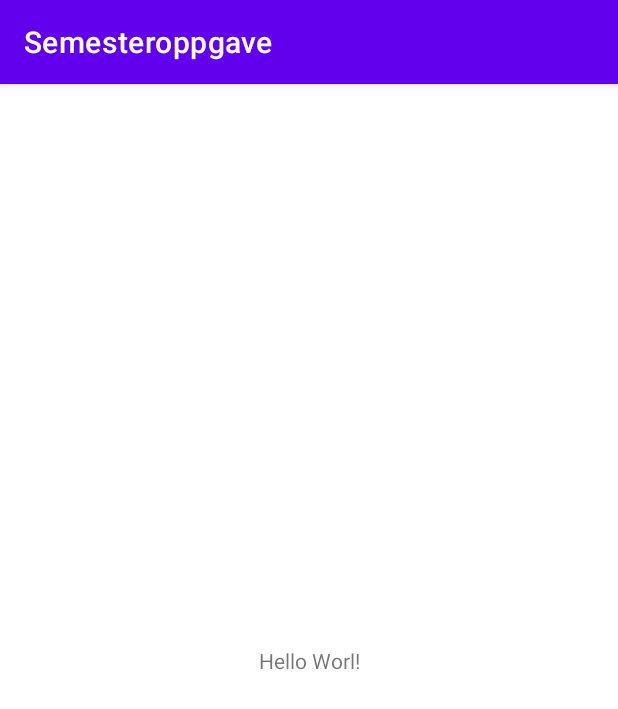
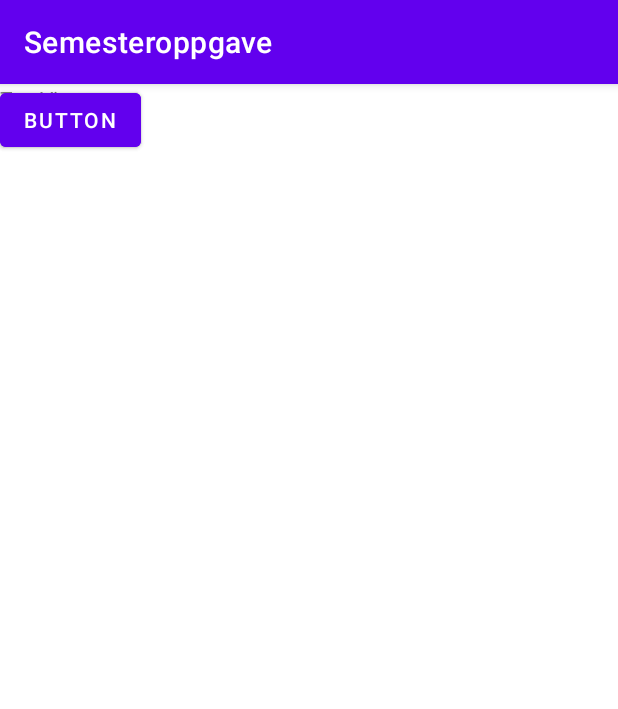
Before and after one commit to SananMaarouf/MOB3000, an Android app: the screen it shows after launch (MainActivity), on a phone screen of 412 x 824 dp. Shown: the top 709 px of the screen. Run offline under Robolectric (Android 15) with nearby library versions, the phone set to English and light mode, and no system bars.

Commit message:
I did something

```diff
--- a/app/src/main/res/layout/activity_main.xml
+++ b/app/src/main/res/layout/activity_main.xml
@@ -6,13 +6,33 @@
     android:layout_height="match_parent"
     tools:context=".MainActivity">
 
-    <TextView
+    <androidx.cardview.widget.CardView
+        android:layout_width="match_parent"
+        android:layout_height="wrap_content"
+        tools:layout_editor_absoluteX="0dp"
+        tools:layout_editor_absoluteY="68dp" />
+
+    <Button
+        android:id="@+id/button"
         android:layout_width="wrap_content"
         android:layout_height="wrap_content"
-        android:text="@string/hello_worl"
-        app:layout_constraintBottom_toBottomOf="parent"
-        app:layout_constraintLeft_toLeftOf="parent"
-        app:layout_constraintRight_toRightOf="parent"
-        app:layout_constraintTop_toTopOf="parent" />
+        android:text="Button"
+        tools:layout_editor_absoluteX="63dp"
+        tools:layout_editor_absoluteY="260dp" />
 
+    <Button
+        android:id="@+id/button2"
+        android:layout_width="wrap_content"
+        android:layout_height="wrap_content"
+        android:text="Button"
+        tools:layout_editor_absoluteX="241dp"
+        tools:layout_editor_absoluteY="260dp" />
+
+    <TextView
+        android:id="@+id/textView"
+        android:layout_width="wrap_content"
+        android:layout_height="wrap_content"
+        android:text="TextView"
+        tools:layout_editor_absoluteX="172dp"
+        tools:layout_editor_absoluteY="121dp" />
 </androidx.constraintlayout.widget.ConstraintLayout>
```
